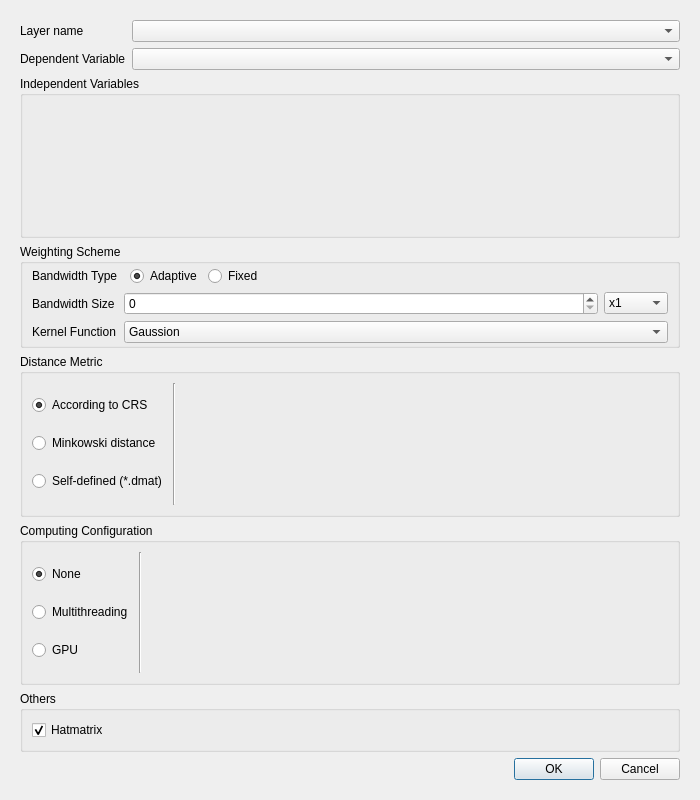
Above: src/gwmgtdroptionsdialog.ui from GWmodel-Lab/GWmodelS before the change. Below: the same form after it.
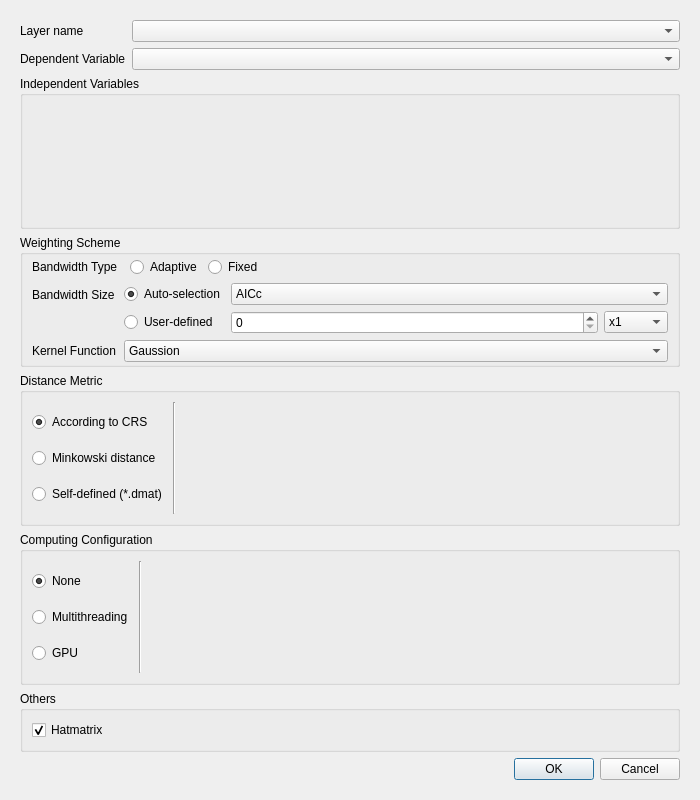
That is the form after the change. Custom widgets are drawn as their Qt base class.

Commit message: fix: add radio and combo of bandwidth auto-selection (auto-selection cannot run)

Diff of the .ui file:
```diff
--- a/src/gwmgtdroptionsdialog.ui
+++ b/src/gwmgtdroptionsdialog.ui
@@ -137,6 +137,9 @@
               <property name="text">
                <string>Fixed</string>
               </property>
+              <property name="checked">
+               <bool>false</bool>
+              </property>
              </widget>
             </item>
             <item>
@@ -154,7 +157,83 @@
             </item>
            </layout>
           </item>
+          <item row="1" column="0">
+           <widget class="QLabel" name="label_3">
+            <property name="text">
+             <string>Bandwidth Size</string>
+            </property>
+           </widget>
+          </item>
+          <item row="3" column="0">
+           <widget class="QLabel" name="label_13">
+            <property name="text">
+             <string>Kernel Function</string>
+            </property>
+           </widget>
+          </item>
+          <item row="3" column="1">
+           <widget class="QComboBox" name="mBwKernelFunctionCombo">
+            <item>
+             <property name="text">
+              <string>Gaussion</string>
+             </property>
+            </item>
+            <item>
+             <property name="text">
+              <string>Exponential</string>
+             </property>
+            </item>
+            <item>
+             <property name="text">
+              <string>Bisquare</string>
+             </property>
+            </item>
+            <item>
+             <property name="text">
+              <string>Tricube</string>
+             </property>
+            </item>
+            <item>
+             <property name="text">
+              <string>Boxcar</string>
+             </property>
+            </item>
+           </widget>
+          </item>
           <item row="1" column="1">
+           <layout class="QGridLayout" name="gridLayout_7">
+            <item row="0" column="0">
+             <widget class="QRadioButton" name="mBwSizeAutomaticRadio">
+              <property name="text">
+               <string>Auto-selection</string>
+              </property>
+              <property name="checked">
+               <bool>true</bool>
+              </property>
+             </widget>
+            </item>
+            <item row="0" column="1">
+             <widget class="QComboBox" name="mBwSizeAutomaticApprochCombo">
+              <item>
+               <property name="text">
+                <string>AICc</string>
+               </property>
+              </item>
+              <item>
+               <property name="text">
+                <string>CV</string>
+               </property>
+              </item>
+             </widget>
+            </item>
+            <item row="2" column="0">
+             <widget class="QRadioButton" name="mBwSizeCustomizeRadio">
+              <property name="text">
+               <string>User-defined</string>
+              </property>
+             </widget>
+            </item>
+            <item row="2" column="1">
            <widget class="QStackedWidget" name="mBwSizeSettingStack">
             <property name="currentIndex">
              <number>0</number>
@@ -262,48 +341,7 @@
             </widget>
            </widget>
           </item>
-          <item row="2" column="0">
-           <widget class="QLabel" name="label_13">
-            <property name="text">
-             <string>Kernel Function</string>
-            </property>
-           </widget>
-          </item>
-          <item row="2" column="1">
-           <widget class="QComboBox" name="mBwKernelFunctionCombo">
-            <item>
-             <property name="text">
-              <string>Gaussion</string>
-             </property>
-            </item>
-            <item>
-             <property name="text">
-              <string>Exponential</string>
-             </property>
-            </item>
-            <item>
-             <property name="text">
-              <string>Bisquare</string>
-             </property>
-            </item>
-            <item>
-             <property name="text">
-              <string>Tricube</string>
-             </property>
-            </item>
-            <item>
-             <property name="text">
-              <string>Boxcar</string>
-             </property>
-            </item>
-           </widget>
-          </item>
-          <item row="1" column="0">
-           <widget class="QLabel" name="label_3">
-            <property name="text">
-             <string>Bandwidth Size</string>
-            </property>
-           </widget>
+           </layout>
           </item>
          </layout>
         </widget>
```
Lines whose indentation alone changed are shown as unchanged. The commit also changes 5 other files.
